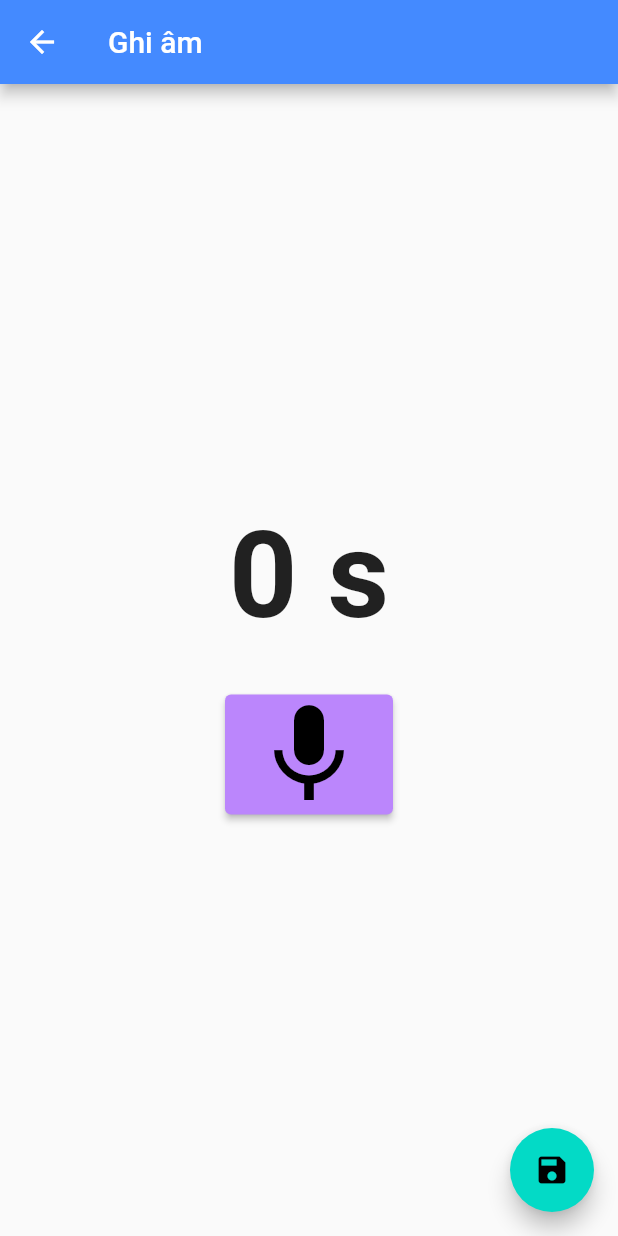
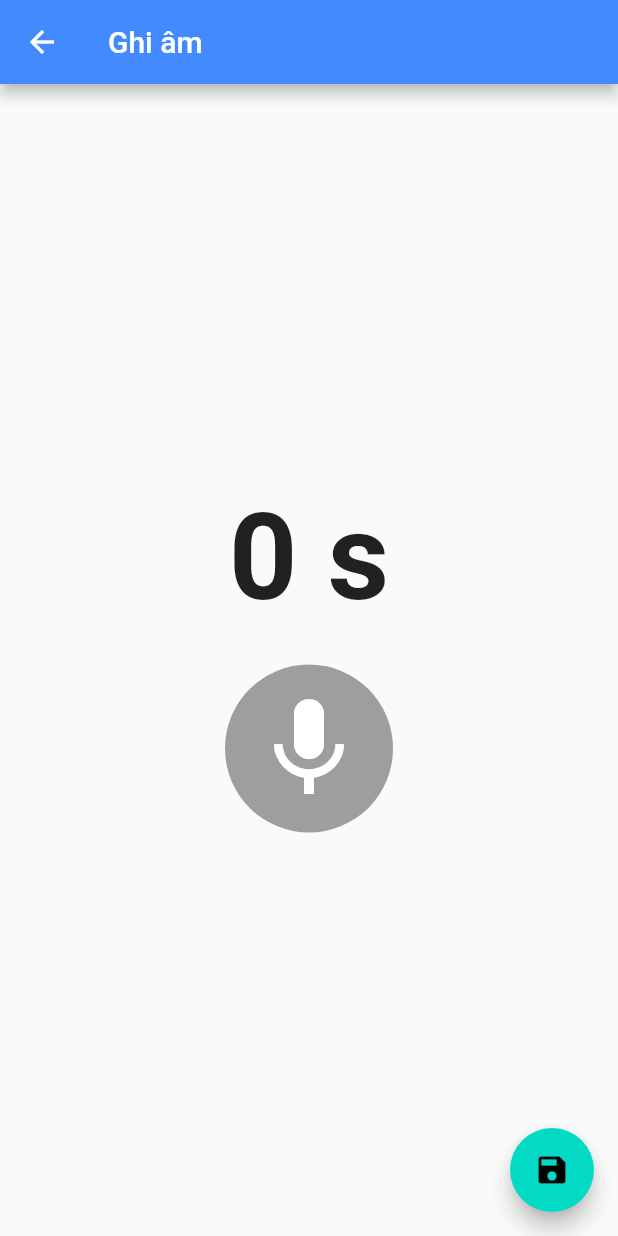
Before and after one commit to thiepcong/notekeep, a Flutter app: the AddAudio screen opened directly, on a phone screen of 412 x 824 dp. Run offline on Flutter 3.47's test engine with Material 2 defaults, Android fonts, the phone set to English and light mode, and no system bars; our stand-ins replace cloud_firestore, firebase_auth, firebase_core, firebase_storage, flutter_colorpicker, get and 3 more; missing offline and left inert: cloud_firestore_web, firebase_auth_web, firebase_core_web, flutter_sound, google_sign_in_web; accounts and stored records are empty; statements that could not run were skipped.

Commit message:
thay doi cai thien

```diff
--- a/lib/controllers/draw_controller.dart
+++ b/lib/controllers/draw_controller.dart
@@ -9,7 +9,6 @@ class DrawingController extends GetxController {
   final _thickness = 5.0.obs;
   RxString paintUrl = "".obs;
   Rx<Uint8List?> paint = Rx<Uint8List?>(null);
-
   RxList<List<DrawingPoint>> get drawingPoints {
     return _points;
   }
--- a/lib/controllers/note_controler.dart
+++ b/lib/controllers/note_controler.dart
@@ -13,7 +13,7 @@ class NoteController extends GetxController {
   List<NoteModel> get notes {
     if (searchQuery.value.isNotEmpty) {
       return getSortedNotes()
-          .where((note) => note.title
+          .where((note) => (note.title + note.body)
               .toLowerCase()
               .contains(searchQuery.value.toLowerCase()))
           .toList();
--- a/lib/view/home/add_audio.dart
+++ b/lib/view/home/add_audio.dart
@@ -25,22 +25,33 @@ class AddAudio extends StatelessWidget {
                   style: TextStyle(fontSize: 80, fontWeight: FontWeight.bold),
                 )),
             SizedBox(
-              height: 32,
+              height: 24,
             ),
-            ElevatedButton(
-                onPressed: () async {
+            GestureDetector(
+              onTap: () async {
                 if (audioController.isRecording.value) {
                   audioController.stopRecording();
                 } else {
                   audioController.startRecording();
                 }
               },
+              child: Ink(
+                decoration: ShapeDecoration(
+                  color: Colors.grey,
+                  shape: CircleBorder(),
+                ),
+                child: Padding(
+                  padding: EdgeInsets.all(16),
                   child: Obx(() => Icon(
                         (audioController.isRecording.value)
                             ? Icons.stop
                             : Icons.mic,
                         size: 80,
-                    ))),
+                        color: Colors.white,
+                      )),
+                ),
+              ),
+            )
           ],
         ),
       ),
@@ -49,7 +60,8 @@ class AddAudio extends StatelessWidget {
           try {
             Reference ref =
                 FirebaseStorage.instance.ref().child('audio/audio.3gpp');
-            UploadTask uploadTask = ref.putFile(audioController.audioFile.value!);
+            UploadTask uploadTask =
+                ref.putFile(audioController.audioFile.value!);
             await uploadTask.whenComplete(() async {
               String audioUrl = await ref.getDownloadURL();
               audioController.urlAudioTmp.value = audioUrl;
--- a/lib/view/home/add_note.dart
+++ b/lib/view/home/add_note.dart
@@ -229,6 +229,11 @@ class AddNotePage extends StatelessWidget {
                                                 .startPlayerFromURL(
                                                     audioController
                                                         .urlAudioTmp.value);
+                                          else {
+                                            await audioController.pausePlayer();
+                                            await audioController
+                                                .seekToPlayer(500);
+                                          }
                                         },
                                         icon: Icon(
                                             (!audioController.isPlaying.value)
--- a/lib/view/home/note_list.dart
+++ b/lib/view/home/note_list.dart
@@ -56,6 +56,9 @@ class NoteList extends StatelessWidget {
               ),
               child: Column(
                 children: [
+                  SizedBox(
+                    height: 8,
+                  ),
                   Obx(() => (noteController.notes[index].imageUrl != null &&
                           noteController.notes[index].imageUrl != "")
                       ? Image.network(
@@ -117,6 +120,7 @@ class NoteList extends StatelessWidget {
                   Row(
                     mainAxisAlignment: MainAxisAlignment.end,
                     children: [
+
                       Text(
                         formattedDate,
                         style: TextStyle(
```
Also changed, not shown: lib/controllers/audio_controller.dart (+11 -0 lines), lib/controllers/auth_controller.dart (+5 -3 lines), lib/view/home/edit_draw.dart (+13 -1 lines), lib/view/home/edit_note.dart (+17 -3 lines), lib/view/home/home.dart (+28 -26 lines). Lines whose indentation alone changed are shown as unchanged.
